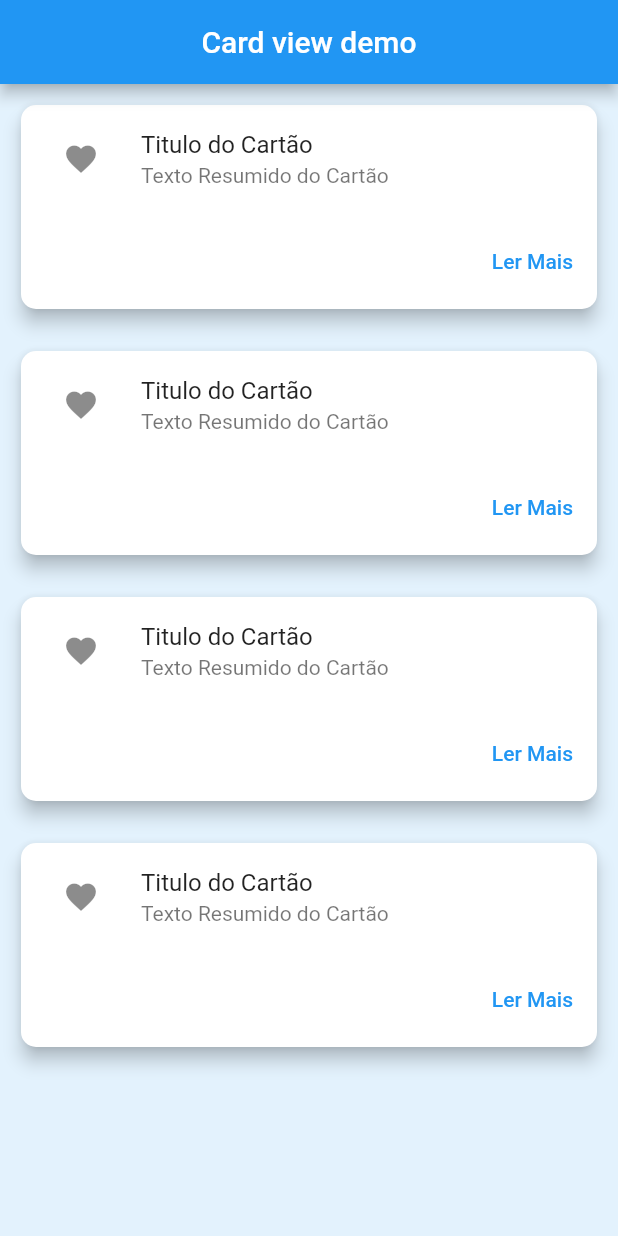
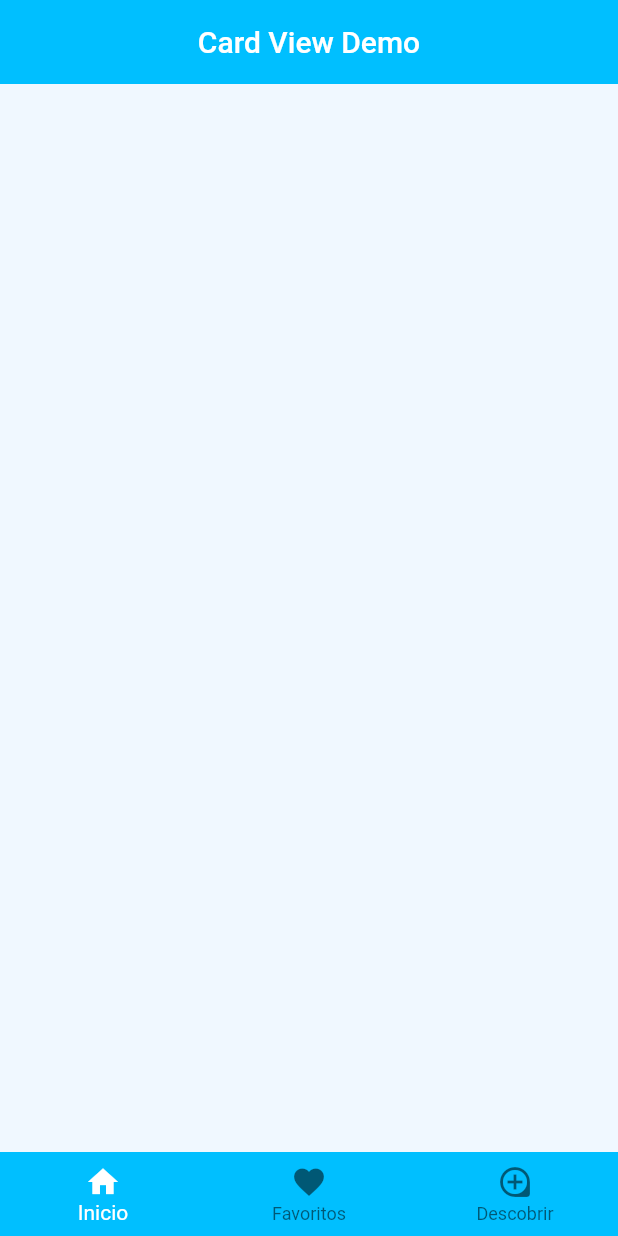
Before and after one commit to Gustavo0Henrick/FlutterTestRepos, a Flutter app: the screen it shows after launch, on a phone screen of 412 x 824 dp. Run offline on Flutter 3.47's test engine with Material 2 defaults, Android fonts, the phone set to English and light mode, and no system bars; our stand-ins replace smooth_page_indicator.

Commit message:
Redesenho da tela inicial

```diff
--- /dev/null
+++ b/tela_test/lib/core/color.dart
@@ -0,0 +1,10 @@
+import 'package:flutter/material.dart';
+
+abstract class AppColors {
+  static const Color main_color = Color(0xFF00BFFF);
+  static const Color light_skyblue = Color(0xFF87CEFA);
+  static const Color white = Colors.white;
+  static const Color deep_skyblue = Color(0xFF00BFFF);
+  static const Color dodger_blue = Color(0xFF00BFFF);
+  static const Color alice_blue = Color(0xFFF0F8FF);
+}
--- a/tela_test/lib/main.dart
+++ b/tela_test/lib/main.dart
@@ -1,4 +1,5 @@
 import 'package:flutter/material.dart';
+
 
 import 'screens/homepage.dart';
 
--- a/tela_test/lib/screens/homepage.dart
+++ b/tela_test/lib/screens/homepage.dart
@@ -1,8 +1,77 @@
 import 'package:flutter/material.dart';
-import 'package:tela_test/core/components/card_custom_container_text.dart';
+import 'package:tela_test/core/color.dart';
+
+import 'package:tela_test/core/components/custom_body.dart';
 import 'package:tela_test/core/components/custom_card.dart';
 
+import 'dart:ui';
+import 'package:smooth_page_indicator/smooth_page_indicator.dart';
+
 class HomePage extends StatefulWidget {
+  @override
+  _HomePageState createState() => _HomePageState();
+}
+
+class _HomePageState extends State<HomePage> {
+  int _selectedIndex = 0;
+  static const TextStyle optionStyle =
+      TextStyle(fontSize: 30, fontWeight: FontWeight.bold);
+  static const List<Widget> _widgetOptions = <Widget>[
+    Text(
+      'Index 0: Home',
+      style: optionStyle,
+    ),
+    Text(
+      'Index 1: Business',
+      style: optionStyle,
+    ),
+    Text(
+      'Index 2: School',
+      style: optionStyle,
+    ),
+  ];
+
+  void _onItemTapped(int index) {
+    setState(() {
+      _selectedIndex = index;
+    });
+  }
+
+  @override
+  Widget build(BuildContext context) {
+    return Scaffold(
+      appBar: AppBar(
+        backgroundColor: AppColors.deep_skyblue,
+        title: Center(child: Text('Card View Demo')),
+        elevation: 0,
+      ),
+      backgroundColor: AppColors.alice_blue,
+      bottomNavigationBar: BottomNavigationBar(
+        backgroundColor: AppColors.deep_skyblue,
+        elevation: 0,
+        items: const <BottomNavigationBarItem>[
+          BottomNavigationBarItem(
+            icon: Icon(Icons.home),
+            label: 'Inicio',
+          ),
+          BottomNavigationBarItem(
+            icon: Icon(Icons.favorite),
+            label: 'Favoritos',
+          ),
+          BottomNavigationBarItem(
+            icon: Icon(Icons.loupe),
+            label: 'Descobrir',
+          ),
+        ],
+        currentIndex: _selectedIndex,
+        selectedItemColor: AppColors.white,
+        onTap: _onItemTapped,
+      ),
+    );
+  }
+}
+
+/*class HomePage extends StatefulWidget {
   @override
   _HomePageState createState() => _HomePageState();
 }
@@ -21,56 +90,15 @@ class _HomePageState extends State<HomePage> {
             style: TextStyle(color: Colors.white),
           ),
         ),
-        backgroundColor: Colors.blue[275],
+        backgroundColor: AppColors.main_color,
       ),
-      body: ListView(
-          children: [
-        Column(
-          children: [
-            Padding(
-              padding: const EdgeInsets.all(10.0),
-              child: Center(
-                child: CustomCard(
-                  txt: 'Primeiro Cartão',
-                  alt: 360,
-                  lar: 350,
-                ),
-              ),
-            ),
-            Padding(
-              padding: const EdgeInsets.all(10.0),
-              child: Center(
-                child: CustomCard(
-                  txt: 'Segundo Cartão',
-                  alt: 200,
-                  lar: 350,
-                ),
-              ),
-            ),
-            Padding(
-              padding: const EdgeInsets.all(10.0),
-              child: Center(
-                child: CustomCard(
-                  txt: 'Terceiro Cartão',
-                  alt: 200,
-                  lar: 350,
-                ),
-              ),
-            ),
-            Padding(
-              padding: const EdgeInsets.all(10.0),
-              child: Center(
-                child: CustomCard(
-                  txt: 'Quarto Cartão',
-                  alt: 200,
-                  lar: 350,
-                ),
-              ),
-            )
-          ],
+      body: SingleChildScrollView(
+          child: Column(children: [
+        CustomBody(
+          body: CardList(),
         ),
-      ].toList()),
-      backgroundColor: Colors.blue[50],
+      ])),
+      backgroundColor: AppColors.alice_blue,
     );
   }
 }
@@ -79,7 +107,7 @@ addCard() {
   return CustomCard(txt: 'teste', alt: 150, lar: 250);
 }
 
-/*Card(
+Card(
         shape: RoundedRectangleBorder(
           borderRadius: BorderRadius.circular(8.0),
         ),
```
Also changed, not shown: tela_test/lib/core/components/card_list.dart (added, +62 -0 lines), tela_test/lib/core/components/custom_body.dart (added, +17 -0 lines), tela_test/pubspec.yaml (+9 -14 lines), tela_test/assets/images/image.png (renamed from tela_test/lib/image/image.png), tela_test/pubspec.lock, 11 other files.
